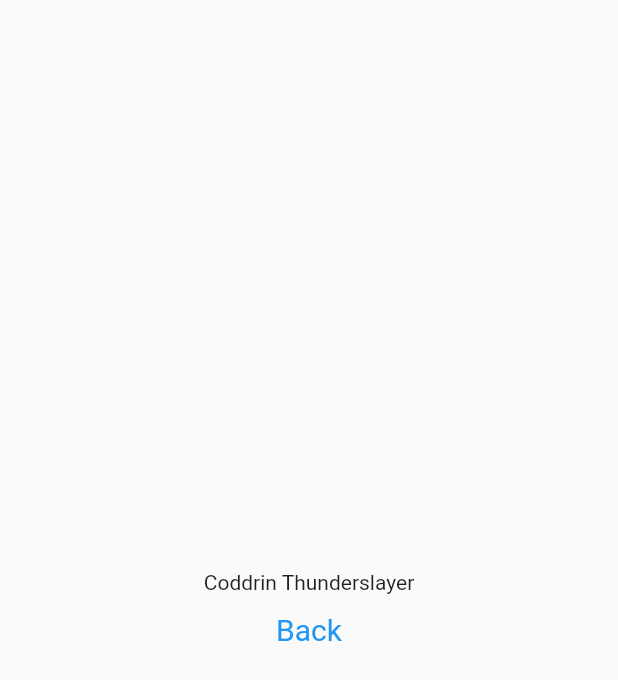
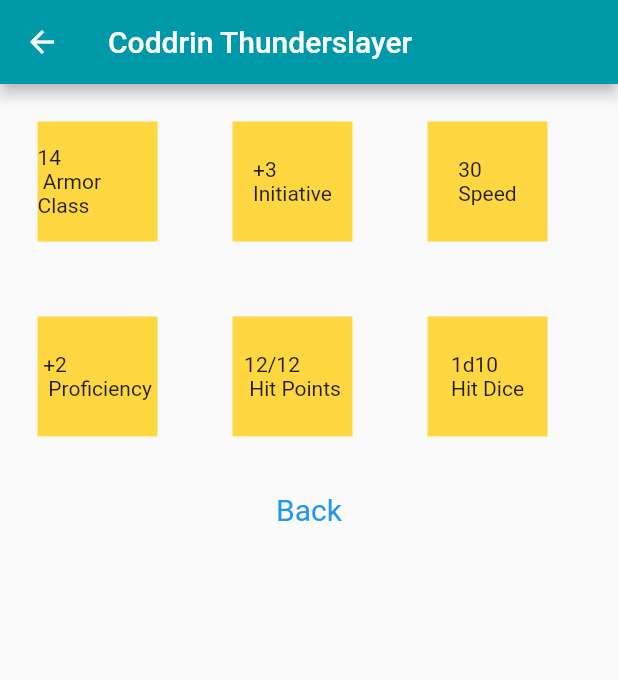
Before and after one commit to EvanMarnik/dnd_character_sheet_app, a Flutter app: the screen it shows after launch, after a tap on "Coddrin Thunderslayer", on a phone screen of 412 x 824 dp. Shown: the top 680 px of the screen. Run offline on Flutter 3.47's test engine with Material 2 defaults, Android fonts, the phone set to English and light mode, and no system bars.

Commit message:
added super basic hardcoded stat containers

```diff
--- a/lib/view/character_sheet_view.dart
+++ b/lib/view/character_sheet_view.dart
@@ -21,7 +21,6 @@ class _CharacterSheetViewState extends State<CharacterSheetView> {
   void initState() {
     super.initState();
     // TODO hard coded sheet for now
-
   }
 
   @override
@@ -68,23 +67,80 @@ class _CharacterSheetViewState extends State<CharacterSheetView> {
 
     // TODO build the character sheet
     return Scaffold(
-            body: Center(
-            child: Column(
-            mainAxisAlignment: MainAxisAlignment.center,
-                crossAxisAlignment: CrossAxisAlignment.center,
+      appBar: AppBar(
+        backgroundColor: const Color(0xFF0099a9),
+        title: const Text('Coddrin Thunderslayer'),
+      ),
+      body: Column(
         children: <Widget>[
-                    Text('Coddrin Thunderslayer'),
+          Row(
+            children: [
+              Container(
+                margin: EdgeInsets.all(25.0),
+                width: 80.0,
+                height: 80.0,
+                color: Colors.amberAccent,
+                alignment: Alignment.center,
+                child: const Text('14 \n Armor Class'),
+
+              ),
+              Container(
+                margin: EdgeInsets.all(25.0),
+                width: 80.0,
+                height: 80.0,
+                color: Colors.amberAccent,
+                alignment: Alignment.center,
+                child: const Text('+3 \nInitiative'),
+              ),
+              Container(
+                margin: EdgeInsets.all(25.0),
+                width: 80.0,
+                height: 80.0,
+                color: Colors.amberAccent,
+                alignment: Alignment.center,
+                child: const Text('30 \nSpeed'),
+              ),
+            ],
+          ),
+          Row(
+            children: [
+              Container(
+                margin: EdgeInsets.all(25.0),
+                width: 80.0,
+                height: 80.0,
+                color: Colors.amberAccent,
+                alignment: Alignment.center,
+                child: const Text('+2 \n Proficiency'),
+
+              ),
+              Container(
+                margin: EdgeInsets.all(25.0),
+                width: 80.0,
+                height: 80.0,
+                color: Colors.amberAccent,
+                alignment: Alignment.center,
+                child: const Text('12/12 \n Hit Points'),
+              ),
+              Container(
+                margin: EdgeInsets.all(25.0),
+                width: 80.0,
+                height: 80.0,
+                color: Colors.amberAccent,
+                alignment: Alignment.center,
+                child: const Text('1d10 \nHit Dice'),
+              ),
+            ],
+          ),
           TextButton(
             style: TextButton.styleFrom(
               textStyle: const TextStyle(fontSize: 20),
             ),
-                    onPressed: (){
+            onPressed: () {
               Navigator.pop(context);
             },
             child: const Text('Back'),
-                    )
+          ),
         ],
-                ),
       ),
     );
   }
```
Lines whose indentation alone changed are shown as unchanged.
